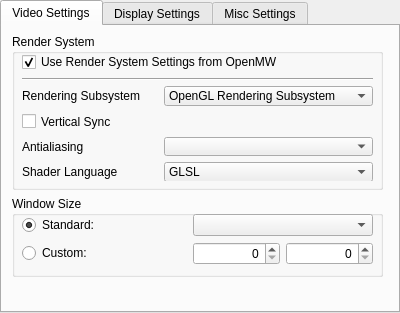
Above: files/ui/settingstab.ui from OpenMW/openmw before the change. Below: the same form after it.
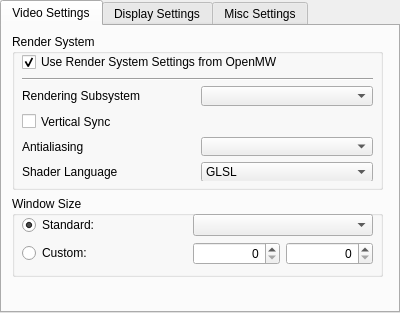
That is the form after the change.

The edit to the form file:
```diff
--- a/files/ui/settingstab.ui
+++ b/files/ui/settingstab.ui
@@ -52,16 +52,6 @@
        <property name="editable">
         <bool>false</bool>
        </property>
-       <item>
-        <property name="text">
-         <string>OpenGL Rendering Subsystem</string>
-        </property>
-       </item>
-       <item>
-        <property name="text">
-         <string>Direct3D9 Rendering Subsystem</string>
-        </property>
-       </item>
       </widget>
      </item>
      <item row="4" column="0">
```
